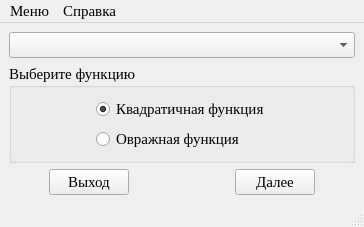
This is optimizationmethods/ui/mainwindow.ui in Eliminationzx/optimizationmethods as Qt 5 draws it before an edit. The edited form follows.
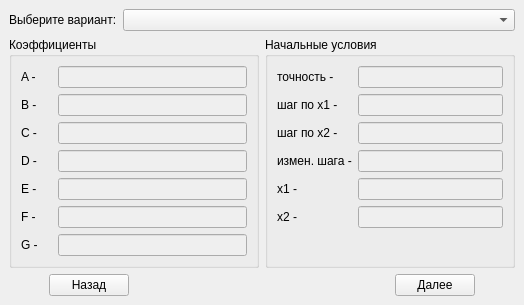
This is the edited form. The open tabs and pages were chosen to show the change. Icons and pictures are not drawn.

Commit message: optimizationmethods: сделал первые два окна в одном стеке виджетов.

Diff of the .ui file:
```diff
--- a/optimizationmethods/ui/mainwindow.ui
+++ b/optimizationmethods/ui/mainwindow.ui
@@ -1,27 +1,21 @@
 <?xml version="1.0" encoding="UTF-8"?>
 <ui version="4.0">
  <class>MainWindow</class>
- <widget class="QMainWindow" name="MainWindow">
+ <widget class="QStackedWidget" name="MainWindow">
   <property name="geometry">
    <rect>
     <x>0</x>
     <y>0</y>
-    <width>364</width>
-    <height>225</height>
+    <width>524</width>
+    <height>294</height>
    </rect>
   </property>
   <property name="maximumSize">
    <size>
-    <width>450</width>
-    <height>260</height>
+    <width>16777215</width>
+    <height>350</height>
    </size>
   </property>
-  <property name="font">
-   <font>
-    <family>Times New Roman</family>
-    <pointsize>11</pointsize>
-   </font>
-  </property>
   <property name="windowTitle">
    <string>Методы оптимизации 2010</string>
   </property>
@@ -29,27 +23,10 @@
    <iconset resource="data.qrc">
     <normaloff>:/icon/icon.bmp</normaloff>:/icon/icon.bmp</iconset>
   </property>
-  <widget class="QWidget" name="centralwidget">
-   <property name="sizePolicy">
-    <sizepolicy hsizetype="Preferred" vsizetype="Preferred">
-     <horstretch>0</horstretch>
-     <verstretch>0</verstretch>
-    </sizepolicy>
-   </property>
-   <property name="minimumSize">
-    <size>
-     <width>0</width>
-     <height>0</height>
-    </size>
-   </property>
-   <property name="maximumSize">
-    <size>
-     <width>16777215</width>
-     <height>16777215</height>
-    </size>
-   </property>
-   <layout class="QGridLayout" name="gridLayout_3">
-    <item row="0" column="0">
+  <property name="currentIndex">
+   <number>0</number>
+  </property>
+  <widget class="QWidget" name="selectType">
      <layout class="QGridLayout" name="gridLayout_2">
       <item row="0" column="0">
        <widget class="QComboBox" name="choiceMethods"/>
@@ -116,8 +93,6 @@
         <property name="title">
          <string>Выберите функцию</string>
         </property>
-        <layout class="QGridLayout" name="gridLayout">
-         <item row="0" column="0">
           <layout class="QVBoxLayout" name="verticalLayout_2">
            <item>
             <layout class="QHBoxLayout" name="horizontalLayout_2">
@@ -178,76 +153,422 @@
              <property name="sizeHint" stdset="0">
               <size>
                <width>20</width>
+           <height>202</height>
+          </size>
+         </property>
+        </spacer>
+       </item>
+      </layout>
+     </widget>
+    </item>
+    <item row="2" column="0">
+     <layout class="QHBoxLayout" name="horizontalLayout" stretch="0,0,1,0,0">
+      <item>
+       <spacer name="horizontalSpacer">
+        <property name="orientation">
+         <enum>Qt::Horizontal</enum>
+        </property>
+        <property name="sizeHint" stdset="0">
+         <size>
+          <width>40</width>
+          <height>20</height>
+         </size>
+        </property>
+       </spacer>
+      </item>
+      <item>
+       <widget class="QPushButton" name="exit_button">
+        <property name="text">
+         <string>Выход</string>
+        </property>
+       </widget>
+      </item>
+      <item>
+       <spacer name="horizontalSpacer_2">
+        <property name="orientation">
+         <enum>Qt::Horizontal</enum>
+        </property>
+        <property name="sizeHint" stdset="0">
+         <size>
+          <width>40</width>
+          <height>20</height>
+         </size>
+        </property>
+       </spacer>
+      </item>
+      <item>
+       <widget class="QPushButton" name="next_button">
+        <property name="text">
+         <string>Далее</string>
+        </property>
+       </widget>
+      </item>
+      <item>
+       <spacer name="horizontalSpacer_3">
+        <property name="orientation">
+         <enum>Qt::Horizontal</enum>
+        </property>
+        <property name="sizeHint" stdset="0">
+         <size>
+          <width>40</width>
+          <height>20</height>
+         </size>
+        </property>
+       </spacer>
+      </item>
+     </layout>
+    </item>
+   </layout>
+  </widget>
+  <widget class="QWidget" name="selectVar">
+   <layout class="QGridLayout" name="gridLayout_4">
+    <item row="0" column="0" colspan="2">
+     <layout class="QHBoxLayout" name="horizontalLayout_4" stretch="0,1">
+      <item>
+       <widget class="QLabel" name="label">
+        <property name="text">
+         <string>Выберите вариант:</string>
+        </property>
+       </widget>
+      </item>
+      <item>
+       <widget class="QComboBox" name="comboBox"/>
+      </item>
+     </layout>
+    </item>
+    <item row="1" column="0">
+     <widget class="QGroupBox" name="quadKoef">
+      <property name="title">
+       <string>Коэффициенты</string>
+      </property>
+      <layout class="QVBoxLayout" name="verticalLayout_3">
+       <item>
+        <layout class="QGridLayout" name="gridLayout_3" columnstretch="1,6">
+         <item row="0" column="0">
+          <widget class="QLabel" name="label_2">
+           <property name="text">
+            <string>A -</string>
+           </property>
+          </widget>
+         </item>
+         <item row="0" column="1">
+          <widget class="QLineEdit" name="a">
+           <property name="enabled">
+            <bool>false</bool>
+           </property>
+           <property name="text">
+            <string/>
+           </property>
+          </widget>
+         </item>
+         <item row="1" column="0">
+          <widget class="QLabel" name="label_3">
+           <property name="text">
+            <string>B -</string>
+           </property>
+          </widget>
+         </item>
+         <item row="1" column="1">
+          <widget class="QLineEdit" name="b">
+           <property name="enabled">
+            <bool>false</bool>
+           </property>
+           <property name="text">
+            <string/>
+           </property>
+          </widget>
+         </item>
+         <item row="2" column="0">
+          <widget class="QLabel" name="label_4">
+           <property name="text">
+            <string>C -</string>
+           </property>
+          </widget>
+         </item>
+         <item row="2" column="1">
+          <widget class="QLineEdit" name="c">
+           <property name="enabled">
+            <bool>false</bool>
+           </property>
+           <property name="text">
+            <string/>
+           </property>
+          </widget>
+         </item>
+         <item row="3" column="0">
+          <widget class="QLabel" name="label_5">
+           <property name="text">
+            <string>D -</string>
+           </property>
+          </widget>
+         </item>
+         <item row="3" column="1">
+          <widget class="QLineEdit" name="d">
+           <property name="enabled">
+            <bool>false</bool>
+           </property>
+           <property name="text">
+            <string/>
+           </property>
+          </widget>
+         </item>
+         <item row="4" column="0">
+          <widget class="QLabel" name="label_6">
+           <property name="text">
+            <string>E -</string>
+           </property>
+          </widget>
+         </item>
+         <item row="4" column="1">
+          <widget class="QLineEdit" name="e">
+           <property name="enabled">
+            <bool>false</bool>
+           </property>
+           <property name="text">
+            <string/>
+           </property>
+          </widget>
+         </item>
+         <item row="5" column="0">
+          <widget class="QLabel" name="label_7">
+           <property name="text">
+            <string>F -</string>
+           </property>
+          </widget>
+         </item>
+         <item row="5" column="1">
+          <widget class="QLineEdit" name="f">
+           <property name="enabled">
+            <bool>false</bool>
+           </property>
+           <property name="text">
+            <string/>
+           </property>
+          </widget>
+         </item>
+         <item row="6" column="0">
+          <widget class="QLabel" name="label_8">
+           <property name="text">
+            <string>G -</string>
+           </property>
+          </widget>
+         </item>
+         <item row="6" column="1">
+          <widget class="QLineEdit" name="g">
+           <property name="enabled">
+            <bool>false</bool>
+           </property>
+           <property name="text">
+            <string/>
+           </property>
+          </widget>
+         </item>
+        </layout>
+       </item>
+       <item>
+        <spacer name="verticalSpacer_2">
+         <property name="orientation">
+          <enum>Qt::Vertical</enum>
+         </property>
+         <property name="sizeHint" stdset="0">
+          <size>
+           <width>20</width>
                <height>40</height>
               </size>
              </property>
             </spacer>
            </item>
           </layout>
-         </item>
-        </layout>
-       </widget>
-      </item>
-     </layout>
-    </item>
-   </layout>
-  </widget>
-  <widget class="QMenuBar" name="menubar">
-   <property name="geometry">
-    <rect>
-     <x>0</x>
-     <y>0</y>
-     <width>364</width>
-     <height>23</height>
-    </rect>
-   </property>
-   <widget class="QMenu" name="menu">
-    <property name="title">
-     <string>Меню</string>
-    </property>
-    <addaction name="exit"/>
-   </widget>
-   <widget class="QMenu" name="info">
-    <property name="title">
-     <string>Справка</string>
-    </property>
-    <addaction name="help"/>
-    <addaction name="separator"/>
-    <addaction name="about_prog"/>
-   </widget>
-   <addaction name="menu"/>
-   <addaction name="info"/>
-  </widget>
-  <widget class="QStatusBar" name="statusbar"/>
-  <action name="help">
+     </widget>
+    </item>
+    <item row="1" column="1">
+     <widget class="QGroupBox" name="quadSimpleCon">
+      <property name="title">
+       <string>Начальные условия</string>
+      </property>
+      <layout class="QVBoxLayout" name="verticalLayout_4">
+       <item>
+        <layout class="QGridLayout" name="gridLayout" columnstretch="1,5">
+         <item row="0" column="0">
+          <widget class="QLabel" name="label_9">
+           <property name="text">
+            <string>точность -</string>
+           </property>
+          </widget>
+         </item>
+         <item row="0" column="1">
+          <widget class="QLineEdit" name="accuracy">
+           <property name="enabled">
+            <bool>false</bool>
+           </property>
+           <property name="text">
+            <string/>
+           </property>
+          </widget>
+         </item>
+         <item row="1" column="0">
+          <widget class="QLabel" name="label_10">
+           <property name="text">
+            <string>шаг по х1 -</string>
+           </property>
+          </widget>
+         </item>
+         <item row="1" column="1">
+          <widget class="QLineEdit" name="stepx1">
+           <property name="enabled">
+            <bool>false</bool>
+           </property>
+           <property name="text">
+            <string/>
+           </property>
+          </widget>
+         </item>
+         <item row="2" column="0">
+          <widget class="QLabel" name="label_11">
+           <property name="text">
+            <string>шаг по х2 -</string>
+           </property>
+          </widget>
+         </item>
+         <item row="2" column="1">
+          <widget class="QLineEdit" name="stepx2">
+           <property name="enabled">
+            <bool>false</bool>
+           </property>
+           <property name="text">
+            <string/>
+           </property>
+          </widget>
+         </item>
+         <item row="3" column="0">
+          <widget class="QLabel" name="label_12">
    <property name="text">
-    <string>Справка</string>
-   </property>
-   <property name="toolTip">
-    <string>Справка по программе</string>
-   </property>
-  </action>
-  <action name="about_prog">
+            <string>измен. шага -</string>
+           </property>
+          </widget>
+         </item>
+         <item row="3" column="1">
+          <widget class="QLineEdit" name="stepChange">
+           <property name="enabled">
+            <bool>false</bool>
+           </property>
    <property name="text">
-    <string>О программе...</string>
-   </property>
-  </action>
-  <action name="exit">
+            <string/>
+           </property>
+          </widget>
+         </item>
+         <item row="4" column="0">
+          <widget class="QLabel" name="label_13">
    <property name="text">
-    <string>Выход</string>
-   </property>
-   <property name="toolTip">
-    <string>Выход из программы</string>
-   </property>
-  </action>
- </widget>
- <tabstops>
-  <tabstop>choiceMethods</tabstop>
-  <tabstop>quadFunction</tabstop>
-  <tabstop>ravinFunction</tabstop>
-  <tabstop>next_button</tabstop>
-  <tabstop>exit_button</tabstop>
- </tabstops>
+            <string>х1 -</string>
+           </property>
+          </widget>
+         </item>
+         <item row="4" column="1">
+          <widget class="QLineEdit" name="x1">
+           <property name="enabled">
+            <bool>false</bool>
+           </property>
+           <property name="text">
+            <string/>
+           </property>
+          </widget>
+         </item>
+         <item row="5" column="0">
+          <widget class="QLabel" name="label_14">
+           <property name="text">
+            <string>х2 -</string>
+           </property>
+          </widget>
+         </item>
+         <item row="5" column="1">
+          <widget class="QLineEdit" name="x2">
+           <property name="enabled">
+            <bool>false</bool>
+           </property>
+           <property name="text">
+            <string/>
+           </property>
+          </widget>
+         </item>
+        </layout>
+       </item>
+       <item>
+        <spacer name="verticalSpacer_3">
+         <property name="orientation">
+          <enum>Qt::Vertical</enum>
+         </property>
+         <property name="sizeHint" stdset="0">
+          <size>
+           <width>20</width>
+           <height>60</height>
+          </size>
+         </property>
+        </spacer>
+       </item>
+      </layout>
+     </widget>
+    </item>
+    <item row="2" column="0" colspan="2">
+     <layout class="QHBoxLayout" name="horizontalLayout_3" stretch="0,0,1,0,0">
+      <item>
+       <spacer name="horizontalSpacer_6">
+        <property name="orientation">
+         <enum>Qt::Horizontal</enum>
+        </property>
+        <property name="sizeHint" stdset="0">
+         <size>
+          <width>40</width>
+          <height>20</height>
+         </size>
+        </property>
+       </spacer>
+      </item>
+      <item>
+       <widget class="QPushButton" name="back_button">
+        <property name="text">
+         <string>Назад</string>
+        </property>
+       </widget>
+      </item>
+      <item>
+       <spacer name="horizontalSpacer_7">
+        <property name="orientation">
+         <enum>Qt::Horizontal</enum>
+        </property>
+        <property name="sizeHint" stdset="0">
+         <size>
+          <width>40</width>
+          <height>20</height>
+         </size>
+        </property>
+       </spacer>
+      </item>
+      <item>
+       <widget class="QPushButton" name="next_button_2">
+        <property name="text">
+         <string>Далее</string>
+        </property>
+       </widget>
+      </item>
+      <item>
+       <spacer name="horizontalSpacer_8">
+        <property name="orientation">
+         <enum>Qt::Horizontal</enum>
+        </property>
+        <property name="sizeHint" stdset="0">
+         <size>
+          <width>40</width>
+          <height>20</height>
+         </size>
+        </property>
+       </spacer>
+      </item>
+     </layout>
+    </item>
+   </layout>
+  </widget>
+ </widget>
  <resources>
   <include location="data.qrc"/>
  </resources>
```
Left out of the diff: 83 changed lines with no effect on the pictures. Lines whose indentation alone changed are shown as unchanged. The commit also changes 6 other files.
